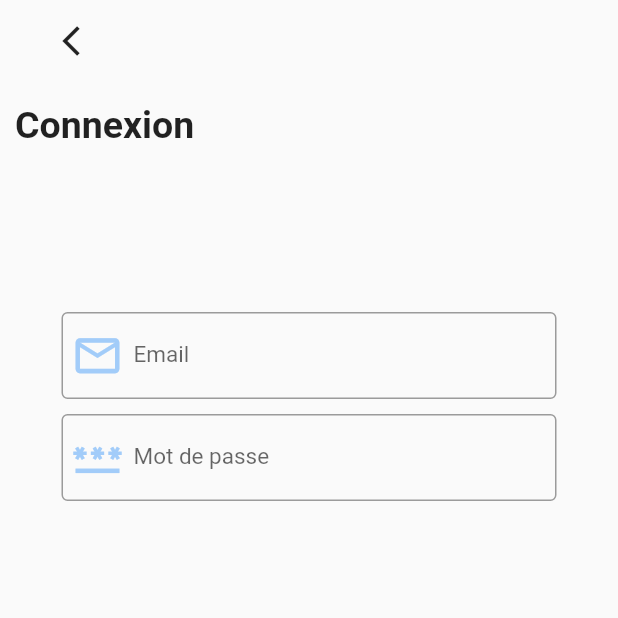
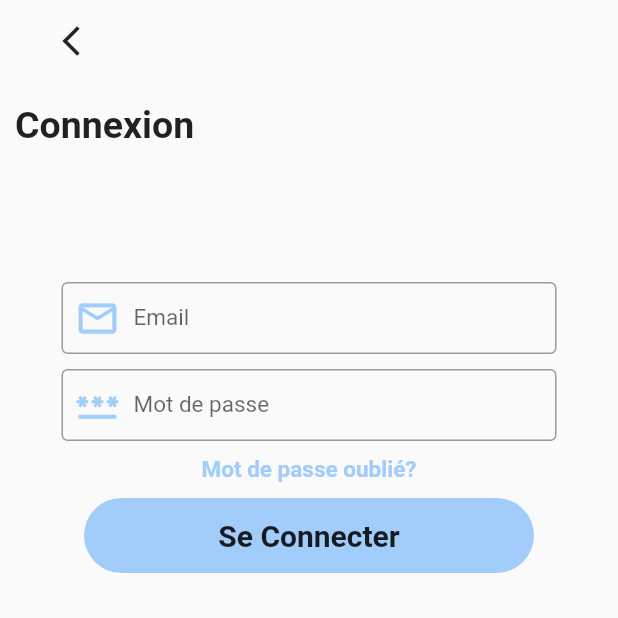
Before and after one commit to clau-s-lang/suivi_diabete, a Flutter app: the Connexion screen opened directly, on a phone screen of 412 x 824 dp, the top half of it. Run offline on Flutter 3.47's test engine with Material 2 defaults, Android fonts, the light colour scheme and no system bars.

Commit message:
les interfaces

```diff
--- a/lib/modeles/Reusables.dart
+++ b/lib/modeles/Reusables.dart
@@ -1,3 +1,4 @@
+import 'package:flutter/cupertino.dart';
 import 'package:flutter/material.dart';
 import '../pages/pageInscriptionMedecin.dart';
 
@@ -61,15 +62,17 @@ class ReusableTextFormField extends StatelessWidget {
     return Container(
       width: 330,
       child: TextFormField(
-        controller: name, style: TextStyle(
+        controller: name,
+        style: TextStyle(
         fontSize: 15,
+        height: 0.5,
       ),
         validator: (value) =>
             value == null ? message : null,
         keyboardType: TextInputType.text,
         decoration: InputDecoration(
           prefixIcon: Icon(icone,
-          size: 35.0, color: Color(0xFFA2CCF9),),
+          size: 30.0, color: Color(0xFFA2CCF9),),
           border: OutlineInputBorder(),
           labelText: label,
           hintText: hint,
--- a/lib/pages/pageLogin.dart
+++ b/lib/pages/pageLogin.dart
@@ -1,4 +1,6 @@
 import 'package:flutter/material.dart';
+import 'package:gestion_diabete/pages/pageDataPatient.dart';
+import 'package:gestion_diabete/pages/pageMenuPatient.dart';
 
 import '../modeles/Reusables.dart';
 
@@ -21,7 +23,7 @@ class _ConnexionState extends State<Connexion> {
             'Connexion',
           ),
           SizedBox(
-            height: 100,
+            height: 80,
           ),
           Column(
             children: [
@@ -45,6 +47,25 @@ class _ConnexionState extends State<Connexion> {
               SizedBox(
                 height: 10,
               ),
+              Column(
+                children: [
+                  Text(
+                    'Mot de passe oublié?',
+                    style: TextStyle(
+                      color: Color(0xFFA2CCF9),
+                      fontSize: 15,
+                      fontWeight: FontWeight.bold,
+                    ),
+                  ),
+                ],
+              ),
+              SizedBox(
+                height: 10,
+              ),
+              ReusableButton(
+                text: 'Se Connecter',
+                ToPage: DonneesPatient(),
+              ),
             ],
           ),
         ],
--- a/pubspec.yaml
+++ b/pubspec.yaml
@@ -34,6 +34,7 @@ dependencies:
   # The following adds the Cupertino Icons font to your application.
   # Use with the CupertinoIcons class for iOS style icons.
   cupertino_icons: ^1.0.2
+  #dropdown_formfield: ^0.1.4
 
 dev_dependencies:
   flutter_test:
```
Also changed, not shown: lib/pages/pageDataPatient.dart (+20 -0 lines), lib/pages/pageInscriptionPatient.dart (+34 -16 lines), lib/pages/pageMenuPatient.dart (+58 -0 lines).
